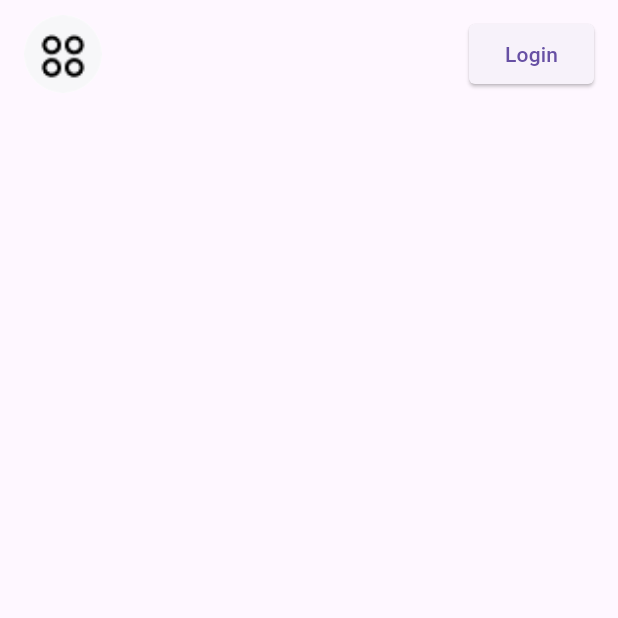
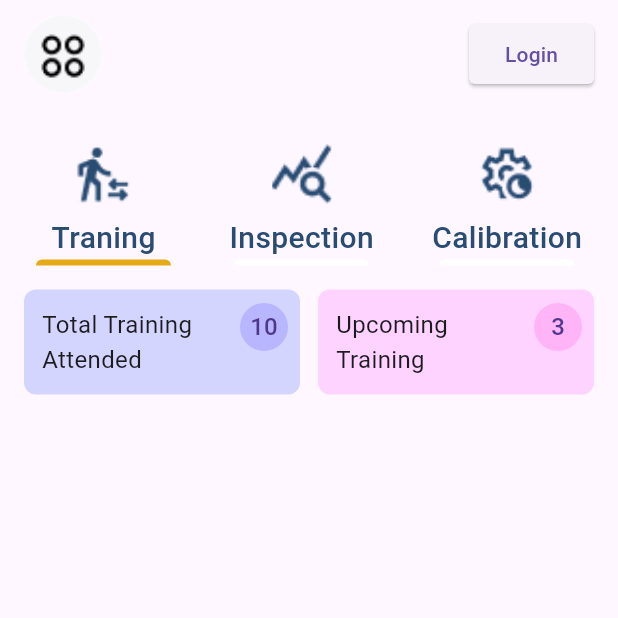
Before and after one commit to rashi8643/UFS_task, a Flutter app: the screen it shows after launch, on a phone screen of 412 x 824 dp, the top half of it. Run offline on Flutter 3.47's test engine with Material 3 defaults, Android fonts, the phone set to English and light mode, and no system bars.

Commit message:
3rd section completed

```diff
--- a/lib/view/pages/home_page.dart
+++ b/lib/view/pages/home_page.dart
@@ -1,17 +1,27 @@
 import 'package:flutter/material.dart';
 import 'package:ufs_task/view/widgets/app_bar_widget.dart';
+import 'package:ufs_task/view/widgets/row_box_widget.dart';
+import 'package:ufs_task/view/widgets/tab_bar_widget.dart';
 
 class HomePage extends StatelessWidget {
   const HomePage({super.key});
 
   @override
   Widget build(BuildContext context) {
-    return Scaffold(
+    return const Scaffold(
       body: SafeArea(
         child: SingleChildScrollView(
           child: Column(
             children: [
               AppBarWidget(),
+              SizedBox(
+                height: 24,
+              ),
+              TabBarWidget(),
+              SizedBox(
+                height: 16,
+              ),
+              BoxContainerWidget(),
             ],
           ),
         ),
--- a/lib/view/widgets/app_bar_widget.dart
+++ b/lib/view/widgets/app_bar_widget.dart
@@ -18,7 +18,7 @@ class _AppBarWidgetState extends State<AppBarWidget> {
       child: Row(
         mainAxisAlignment: MainAxisAlignment.spaceBetween,
         children: [
-          CircleAvatar(
+          const CircleAvatar(
             radius: 26,
             backgroundColor: Colors.white,
             backgroundImage: AssetImage('assets/images/hamburger.png'),
@@ -30,7 +30,7 @@ class _AppBarWidgetState extends State<AppBarWidget> {
               ),
             ),
             onPressed: () {},
-            child: Text('Login'),
+            child: const Text('Login'),
           ),
         ],
       ),
--- /dev/null
+++ b/lib/view/widgets/row_box_widget.dart
@@ -0,0 +1,89 @@
+import 'package:flutter/material.dart';
+
+class BoxContainerWidget extends StatelessWidget {
+  const BoxContainerWidget({super.key});
+
+  @override
+  Widget build(BuildContext context) {
+    return Padding(
+      padding: const EdgeInsets.symmetric(horizontal: 16),
+      child: Row(
+        mainAxisAlignment: MainAxisAlignment.spaceBetween,
+        children: [
+          Container(
+            height: 70,
+            decoration: BoxDecoration(
+              color: const Color(0xFFd3d5ff),
+              borderRadius: BorderRadius.circular(8),
+            ),
+            child: const Row(
+              children: [
+                Padding(
+                  padding: EdgeInsets.symmetric(
+                    horizontal: 12,
+                  ),
+                  child: SizedBox(
+                    width: 120,
+                    child: Text(
+                      'Total Training Attended',
+                      style: TextStyle(fontSize: 16),
+                    ),
+                  ),
+                ),
+                Padding(
+                  padding: EdgeInsets.only(
+                    right: 8,
+                    bottom: 20,
+                  ),
+                  child: CircleAvatar(
+                    radius: 16,
+                    backgroundColor: Color(0xFfb7b6ff),
+                    child: Text(
+                      '10',
+                    ),
+                  ),
+                ),
+              ],
+            ),
+          ),
+          Container(
+            height: 70,
+            decoration: BoxDecoration(
+              color: const Color(0xFFfed3ff),
+              borderRadius: BorderRadius.circular(8),
+            ),
+            child: const Row(
+              children: [
+                Padding(
+                  padding: EdgeInsets.symmetric(
+                    horizontal: 12,
+                  ),
+                  child: SizedBox(
+                    width: 120,
+                    child: Text(
+                      'Upcoming Training',
+                      style: TextStyle(fontSize: 16),
+                    ),
+                  ),
+                ),
+                Padding(
+                  padding: EdgeInsets.only(
+                    right: 8,
+                    bottom: 20,
+                  ),
+                  child: CircleAvatar(
+                    radius: 16,
+                    backgroundColor: Color(0xFffeb4f7),
+                    child: Text(
+                      '3',
+                    ),
+                  ),
+                ),
+              ],
+            ),
+          ),
+        ],
+      ),
+    );
+  }
+}
--- /dev/null
+++ b/lib/view/widgets/tab_bar_single_container_widget.dart
@@ -0,0 +1,56 @@
+import 'package:flutter/material.dart';
+
+class TabBarSingleWidget extends StatelessWidget {
+  final String imagePath;
+  final String tabName;
+  final void Function()? onTap;
+  final Color color;
+  const TabBarSingleWidget({
+    super.key,
+    required this.imagePath,
+    required this.tabName,
+    required this.color,
+    required this.onTap,
+  });
+
+  @override
+  Widget build(BuildContext context) {
+    return InkWell(
+      onTap: onTap,
+      child: Column(
+        children: [
+          Container(
+            width: 40,
+            height: 40,
+            decoration: BoxDecoration(
+              image: DecorationImage(
+                  image: AssetImage(imagePath), fit: BoxFit.cover),
+            ),
+          ),
+          const SizedBox(
+            height: 8,
+          ),
+          Text(
+            tabName,
+            style: const TextStyle(
+              fontSize: 20,
+              fontWeight: FontWeight.w500,
+              color: Color(0xFF294c73),
+            ),
+          ),
+          Container(
+            width: 90,
+            height: 4,
+            decoration: BoxDecoration(
+              color: color,
+              borderRadius: const BorderRadius.only(
+                topLeft: Radius.circular(8),
+                topRight: Radius.circular(8),
+              ),
+            ),
+          )
+        ],
+      ),
+    );
+  }
+}
--- a/lib/view/widgets/tab_bar_widget.dart
+++ b/lib/view/widgets/tab_bar_widget.dart
@@ -1,4 +1,5 @@
 import 'package:flutter/material.dart';
+import 'package:ufs_task/view/widgets/tab_bar_single_container_widget.dart';
 
 class TabBarWidget extends StatelessWidget {
   const TabBarWidget({super.key});
@@ -6,8 +7,31 @@ class TabBarWidget extends StatelessWidget {
   @override
   Widget build(BuildContext context) {
     return SizedBox(
-      child: Row(
-        children: [],
+      child: Padding(
+        padding: const EdgeInsets.symmetric(horizontal: 24),
+        child: Row(
+          mainAxisAlignment: MainAxisAlignment.spaceBetween,
+          children: [
+            TabBarSingleWidget(
+              imagePath: 'assets/images/men.png',
+              tabName: 'Traning',
+              color: const Color(0xFfe5aa17),
+              onTap: () {},
+            ),
+            TabBarSingleWidget(
+              imagePath: 'assets/images/inspection.png',
+              tabName: 'Inspection',
+              color: Colors.white,
+              onTap: () {},
+            ),
+            TabBarSingleWidget(
+              imagePath: 'assets/images/calibration.png',
+              tabName: 'Calibration',
+              color: Colors.white,
+              onTap: () {},
+            )
+          ],
+        ),
       ),
     );
   }
```
